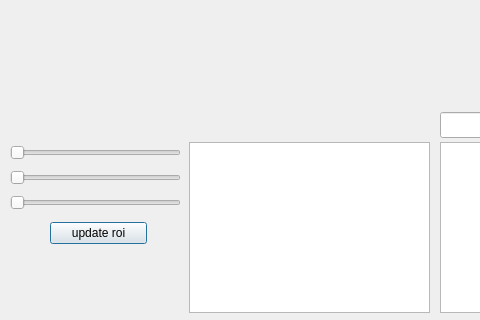
Old version of the form viewer/grid_viewer_mainwindow.ui in the repository nithins/mscomplex-3d; both pictures show x 0 to 480 and y 508 to 828 of the 817 by 828 pixel window.
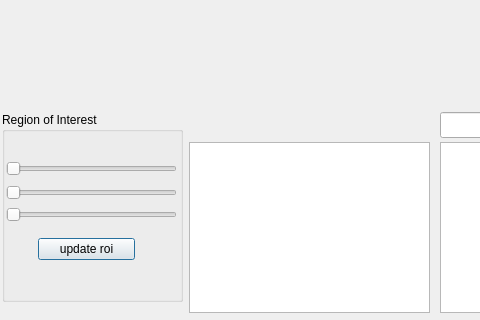
New version of the form. Custom widgets are drawn as their Qt base class.

Commit message: roi ui grouping

Patch:
```diff
--- a/viewer/grid_viewer_mainwindow.ui
+++ b/viewer/grid_viewer_mainwindow.ui
@@ -128,102 +128,118 @@
     <bool>false</bool>
    </property>
   </widget>
-  <widget class="QxtSpanSlider" name="xroi_spanslider">
+  <widget class="QGroupBox" name="roi_groupBox">
    <property name="geometry">
     <rect>
-     <x>10</x>
-     <y>650</y>
-     <width>171</width>
-     <height>21</height>
+     <x>2</x>
+     <y>620</y>
+     <width>181</width>
+     <height>190</height>
     </rect>
    </property>
-   <property name="orientation">
-    <enum>Qt::Horizontal</enum>
+   <property name="title">
+    <string>Region of Interest</string>
    </property>
-   <property name="tickPosition">
-    <enum>QSlider::NoTicks</enum>
+   <property name="flat">
+    <bool>false</bool>
    </property>
-   <property name="lowerValue">
-    <number>0</number>
-   </property>
-   <property name="upperValue">
-    <number>99</number>
-   </property>
-   <property name="upperPosition">
-    <number>99</number>
-   </property>
-   <property name="handleMovementMode">
-    <enum>QxtSpanSlider::NoOverlapping</enum>
-   </property>
-  </widget>
-  <widget class="QxtSpanSlider" name="yroi_spanslider">
-   <property name="geometry">
-    <rect>
-     <x>10</x>
-     <y>675</y>
-     <width>171</width>
-     <height>21</height>
-    </rect>
-   </property>
-   <property name="orientation">
-    <enum>Qt::Horizontal</enum>
-   </property>
-   <property name="tickPosition">
-    <enum>QSlider::NoTicks</enum>
-   </property>
-   <property name="lowerValue">
-    <number>0</number>
-   </property>
-   <property name="upperValue">
-    <number>99</number>
-   </property>
-   <property name="upperPosition">
-    <number>99</number>
-   </property>
-   <property name="handleMovementMode">
-    <enum>QxtSpanSlider::NoOverlapping</enum>
-   </property>
-  </widget>
-  <widget class="QxtSpanSlider" name="zroi_spanslider">
-   <property name="geometry">
-    <rect>
-     <x>10</x>
-     <y>700</y>
-     <width>171</width>
-     <height>21</height>
-    </rect>
-   </property>
-   <property name="orientation">
-    <enum>Qt::Horizontal</enum>
-   </property>
-   <property name="tickPosition">
-    <enum>QSlider::NoTicks</enum>
-   </property>
-   <property name="lowerValue">
-    <number>0</number>
-   </property>
-   <property name="upperValue">
-    <number>99</number>
-   </property>
-   <property name="upperPosition">
-    <number>99</number>
-   </property>
-   <property name="handleMovementMode">
-    <enum>QxtSpanSlider::NoOverlapping</enum>
-   </property>
-  </widget>
-  <widget class="QPushButton" name="update_roi_pushButton">
-   <property name="geometry">
-    <rect>
-     <x>50</x>
-     <y>730</y>
-     <width>97</width>
-     <height>22</height>
-    </rect>
-   </property>
-   <property name="text">
-    <string>update roi</string>
-   </property>
+   <widget class="QPushButton" name="update_roi_pushButton">
+    <property name="geometry">
+     <rect>
+      <x>36</x>
+      <y>126</y>
+      <width>97</width>
+      <height>22</height>
+     </rect>
+    </property>
+    <property name="text">
+     <string>update roi</string>
+    </property>
+   </widget>
+   <widget class="QxtSpanSlider" name="zroi_spanslider">
+    <property name="geometry">
+     <rect>
+      <x>4</x>
+      <y>92</y>
+      <width>171</width>
+      <height>21</height>
+     </rect>
+    </property>
+    <property name="orientation">
+     <enum>Qt::Horizontal</enum>
+    </property>
+    <property name="tickPosition">
+     <enum>QSlider::NoTicks</enum>
+    </property>
+    <property name="lowerValue">
+     <number>0</number>
+    </property>
+    <property name="upperValue">
+     <number>99</number>
+    </property>
+    <property name="upperPosition">
+     <number>99</number>
+    </property>
+    <property name="handleMovementMode">
+     <enum>QxtSpanSlider::NoOverlapping</enum>
+    </property>
+   </widget>
+   <widget class="QxtSpanSlider" name="yroi_spanslider">
+    <property name="geometry">
+     <rect>
+      <x>4</x>
+      <y>70</y>
+      <width>171</width>
+      <height>21</height>
+     </rect>
+    </property>
+    <property name="orientation">
+     <enum>Qt::Horizontal</enum>
+    </property>
+    <property name="tickPosition">
+     <enum>QSlider::NoTicks</enum>
+    </property>
+    <property name="lowerValue">
+     <number>0</number>
+    </property>
+    <property name="upperValue">
+     <number>99</number>
+    </property>
+    <property name="upperPosition">
+     <number>99</number>
+    </property>
+    <property name="handleMovementMode">
+     <enum>QxtSpanSlider::NoOverlapping</enum>
+    </property>
+   </widget>
+   <widget class="QxtSpanSlider" name="xroi_spanslider">
+    <property name="geometry">
+     <rect>
+      <x>4</x>
+      <y>46</y>
+      <width>171</width>
+      <height>21</height>
+     </rect>
+    </property>
+    <property name="orientation">
+     <enum>Qt::Horizontal</enum>
+    </property>
+    <property name="tickPosition">
+     <enum>QSlider::NoTicks</enum>
+    </property>
+    <property name="lowerValue">
+     <number>0</number>
+    </property>
+    <property name="upperValue">
+     <number>99</number>
+    </property>
+    <property name="upperPosition">
+     <number>99</number>
+    </property>
+    <property name="handleMovementMode">
+     <enum>QxtSpanSlider::NoOverlapping</enum>
+    </property>
+   </widget>
   </widget>
  </widget>
  <customwidgets>
```
